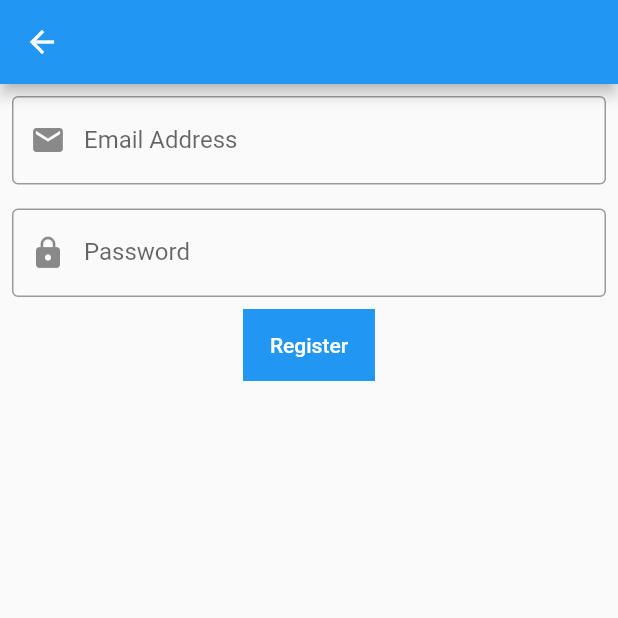
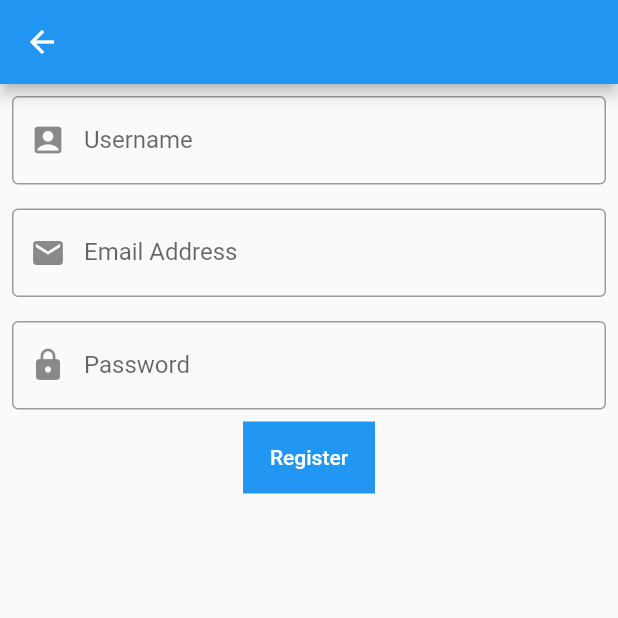
Before and after one commit to lizz7913/recipe_app, a Flutter app: the screen it shows after launch, after a tap on "Sign up", on a phone screen of 412 x 824 dp, the top half of it. Run offline on Flutter 3.47's test engine with Material 2 defaults, Android fonts, the phone set to English and light mode, and no system bars; our stand-ins replace cloud_firestore, firebase_auth, firebase_core; accounts and stored records are empty; network calls fail.

```diff
--- a/lib/LoginWidget.dart
+++ b/lib/LoginWidget.dart
@@ -7,6 +7,7 @@ import 'SignupScreen.dart';
 class LoginWidget extends StatelessWidget {
   final emailController = TextEditingController();
   final passwordController = TextEditingController();
+  final userNameController = TextEditingController();
 
   @override
   void dispose() {
@@ -18,6 +19,19 @@ class LoginWidget extends StatelessWidget {
     return Column(
       children: [
         Text('Login'),
+        SizedBox(height: 50,),
+        Padding(
+          padding: const EdgeInsets.all(8.0),
+          child: TextFormField(
+            decoration: InputDecoration(
+                labelText: 'User name',
+                prefixIcon: Icon(
+                  Icons.account_box,
+                ),
+                border: OutlineInputBorder()),
+            controller: userNameController,
+          ),
+        ),
         Padding(
           padding: const EdgeInsets.all(8.0),
           child: TextFormField(
@@ -51,7 +65,7 @@ class LoginWidget extends StatelessWidget {
                     email: emailController.text.trim(),
                     password: passwordController.text.trim());
                 Navigator.push(context,
-                    MaterialPageRoute(builder: (context) => LoginScreen()));
+                    MaterialPageRoute(builder: (context) => LoginScreen(userName: userNameController.text,)));
               } on FirebaseAuthException catch (e) {
                 print(e);
                 if (e.code == 'user-not-found') {
@@ -90,13 +104,16 @@ class LoginWidget extends StatelessWidget {
 }
 
 class LoginScreen extends StatelessWidget {
+  final String userName;
+
+  const LoginScreen({Key key,@required this.userName}) : super(key: key);
   @override
   Widget build(BuildContext context) {
     return Scaffold(
       appBar: AppBar(
         title: Text('Recipe'),
       ),
-      body: RecipeScreen(),
+      body: RecipeScreen(userName: this.userName,),
     );
   }
 }
--- a/lib/SignupScreen.dart
+++ b/lib/SignupScreen.dart
@@ -1,3 +1,4 @@
+import 'package:cloud_firestore/cloud_firestore.dart';
 import 'package:firebase_auth/firebase_auth.dart';
 import 'package:flutter/material.dart';
 
@@ -6,6 +7,7 @@ import 'LoginWidget.dart';
 class SignupScreen extends StatelessWidget {
   final emailController = TextEditingController();
   final passwordController = TextEditingController();
+  final userNameController = TextEditingController();
 
   @override
   Widget build(BuildContext context) {
@@ -13,6 +15,18 @@ class SignupScreen extends StatelessWidget {
       appBar: AppBar(),
       body: Column(
         children: [
+          Padding(
+            padding: const EdgeInsets.all(8.0),
+            child: TextFormField(
+              decoration: InputDecoration(
+                  labelText: 'Username',
+                  prefixIcon: Icon(
+                    Icons.account_box,
+                  ),
+                  border: OutlineInputBorder()),
+              controller: userNameController,
+            ),
+          ),
           Padding(
             padding: const EdgeInsets.all(8.0),
             child: TextFormField(
@@ -45,8 +59,10 @@ class SignupScreen extends StatelessWidget {
                   email: emailController.text.trim(),
                   password: passwordController.text.trim());
 
+              addUser();
+
               Navigator.push(context,
-                  MaterialPageRoute(builder: (context) => LoginScreen()));
+                  MaterialPageRoute(builder: (context) => LoginScreen(userName: userNameController.text,)));
 
 
             },
@@ -59,4 +75,18 @@ class SignupScreen extends StatelessWidget {
       ),
     );
   }
+
+
+
+
+
+  CollectionReference users =
+  FirebaseFirestore.instance.collection('users');
+
+  Future<void> addUser() {
+    // Call the user's CollectionReference to add a new user
+    return users.add({
+      'name': userNameController.text,
+    });
+  }
 }
--- a/lib/models/comments.dart
+++ b/lib/models/comments.dart
@@ -11,14 +11,14 @@ class Comments {
   factory Comments.fromJson(Map<String, dynamic> json) => Comments(
     user: json["user"],
     recipe: json["recipeId"],
-    comment: json["comment"]
+    comment: json["comments"]
 
   );
 
   Map<String, dynamic> toJson()=> {
-    "User1": user,
+    "user": user,
     "recipeId": recipe,
-    "comment": comment
+    "comments": comment
   };
 
 }
--- a/lib/recipes_screen.dart
+++ b/lib/recipes_screen.dart
@@ -3,8 +3,12 @@ import 'package:flutter/material.dart';
 import 'package:onboarding/models/recipe.dart';
 
 import 'ingredient-screen.dart';
+import 'models/comments.dart';
 
 class RecipeScreen extends StatelessWidget {
+  final String userName;
+
+  const RecipeScreen({Key key,@required this.userName}) : super(key: key);
   @override
   Widget build(BuildContext context) {
     return StreamBuilder(
@@ -18,13 +22,14 @@ class RecipeScreen extends StatelessWidget {
         return ListView(
           children: snapshot.data.docs.map((document) {
             var food=Recipe.fromJson(document.data());
+            var comment=Comments.fromJson(document.data());
             return Column(
               mainAxisAlignment: MainAxisAlignment.center,
               children: [
                 TextButton(
                   onPressed: (){
                     Navigator.push(context,
-                        MaterialPageRoute(builder: (context) => IngredientScreen(id: food.id,)));
+                        MaterialPageRoute(builder: (context) => IngredientScreen(id: food.id, user: this.userName, recipe: comment.recipe,)));
                   },
                     child:Text(food.name)),
 
```
Also changed, not shown: lib/ingredient-screen.dart (+53 -13 lines).
